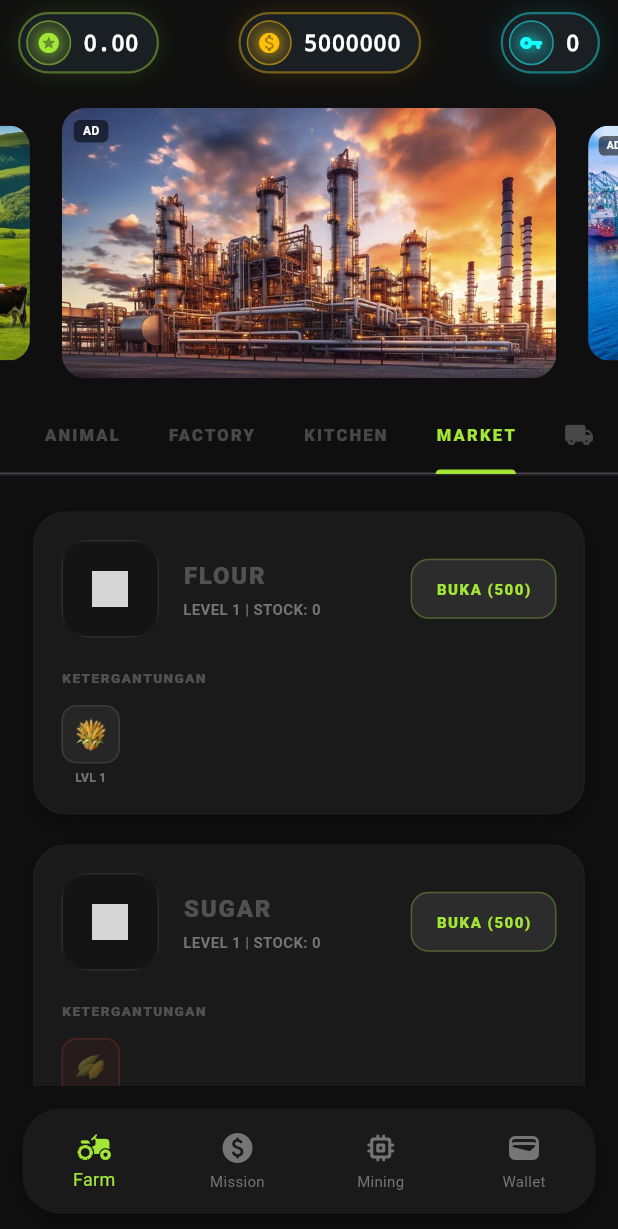
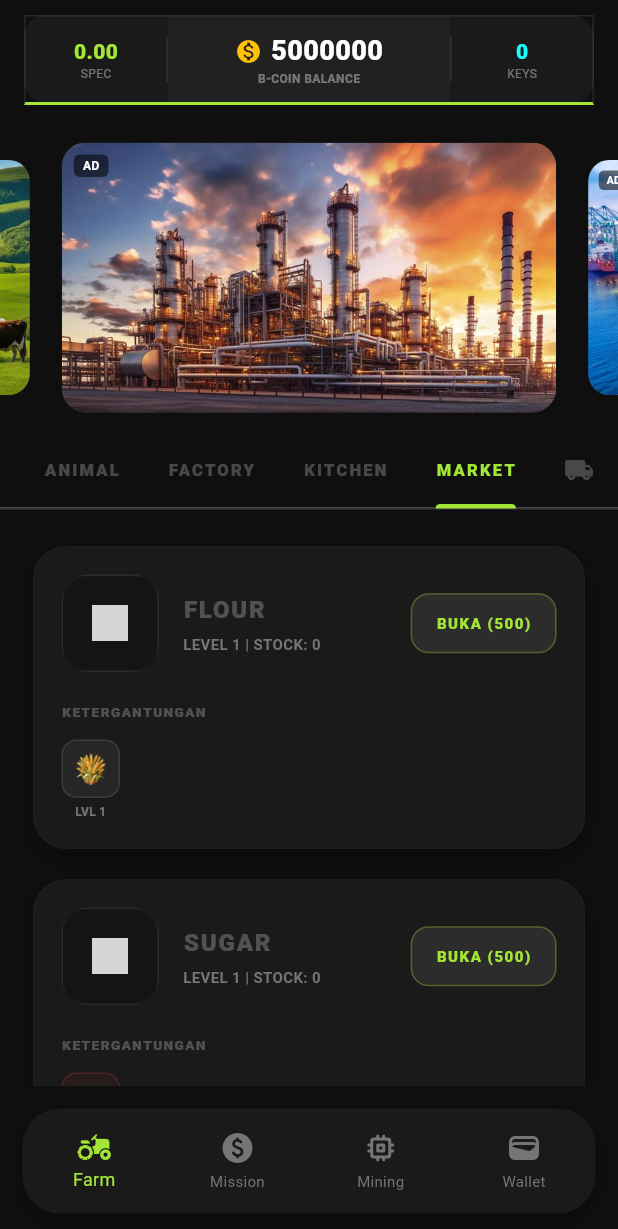
Before and after one commit to hanzic-in/p2e, a Flutter app: the screen it shows after launch, tab 5 chosen, on a phone screen of 412 x 824 dp. Shown: the top 1229 px of the screen. Run offline on Flutter 3.47's test engine with Material 3 defaults, Android fonts, the phone set to English and light mode, and no system bars; drawn by our look-alikes of carousel_slider; our stand-ins replace animated_flip_counter, google_fonts; grey boxes are pictures that could not be loaded.

Commit message:
Update tycoon_header.dart

```diff
--- a/lib/features/dashboard/widgets/tycoon_header.dart
+++ b/lib/features/dashboard/widgets/tycoon_header.dart
@@ -15,59 +15,64 @@ class TycoonHeader extends StatelessWidget {
 
   @override
   Widget build(BuildContext context) {
-    return Padding(
-      padding: const EdgeInsets.symmetric(horizontal: 12, vertical: 8),
+    return Container(
+      margin: const EdgeInsets.symmetric(horizontal: 16, vertical: 10),
+      height: 60,
+      decoration: BoxDecoration(
+        color: AppColors.cardBg,
+        borderRadius: BorderRadius.circular(15),
+        border: const Border(
+          bottom: BorderSide(color: AppColors.primaryGreen, width: 2),
+          top: BorderSide(color: Colors.white10, width: 1),
+          left: BorderSide(color: Colors.white10, width: 1),
+          right: BorderSide(color: Colors.white10, width: 1),
+        ),
+      ),
       child: Row(
-        mainAxisAlignment: MainAxisAlignment.spaceBetween,
         children: [
-          _buildOrbitalStat(Icons.stars_rounded, special.toStringAsFixed(2), AppColors.primaryGreen),
-          _buildOrbitalStat(Icons.monetization_on, bCoin.toStringAsFixed(0), Colors.amber),
-          _buildOrbitalStat(Icons.vpn_key_rounded, keyCoin.toStringAsFixed(0), Colors.cyanAccent),
+          // SPECIAL
+          _buildStat(special.toStringAsFixed(2), AppColors.primaryGreen, "SPEC"),
+
+          Container(width: 1, height: 30, color: Colors.white10),
+          // B-COIN
+          Expanded(
+            flex: 2,
+            child: Container(
+              color: Colors.white.withOpacity(0.03),
+              child: Column(
+                mainAxisAlignment: MainAxisAlignment.center,
+                children: [
+                  Row(
+                    mainAxisAlignment: MainAxisAlignment.center,
+                    children: [
+                      const Icon(Icons.monetization_on, color: Colors.amber, size: 18),
+                      const SizedBox(width: 6),
+                      Text(
+                        bCoin.toStringAsFixed(0),
+                        style: const TextStyle(color: Colors.white, fontWeight: FontWeight.w900, fontSize: 18),
+                      ),
+                    ],
+                  ),
+                  const Text("B-COIN BALANCE", style: TextStyle(color: Colors.white38, fontSize: 8, fontWeight: FontWeight.bold)),
+                ],
+              ),
+            ),
+          ),
+          Container(width: 1, height: 30, color: Colors.white10),
+          // KEY
+          _buildStat(keyCoin.toStringAsFixed(0), Colors.cyanAccent, "KEYS"),
         ],
       ),
     );
   }
 
-  Widget _buildOrbitalStat(IconData icon, String value, Color color) {
-    return Container(
-      padding: const EdgeInsets.only(right: 12, left: 4, top: 4, bottom: 4),
-      decoration: BoxDecoration(
-        color: const Color(0xFF1A1F24),
-        borderRadius: BorderRadius.circular(30),
-        border: Border.all(color: color.withOpacity(0.4), width: 1.5),
-        boxShadow: [
-          BoxShadow(
-            color: color.withOpacity(0.1),
-            blurRadius: 12,
-            spreadRadius: 2,
-          )
-        ],
-      ),
-      child: Row(
-        mainAxisSize: MainAxisSize.min,
+  Widget _buildStat(String value, Color color, String label) {
+    return Expanded(
+      child: Column(
+        mainAxisAlignment: MainAxisAlignment.center,
         children: [
-          Container(
-            padding: const EdgeInsets.all(6),
-            decoration: BoxDecoration(
-              color: color.withOpacity(0.15),
-              shape: BoxShape.circle,
-              border: Border.all(color: color.withOpacity(0.5), width: 1),
-            ),
-            child: Icon(icon, color: color, size: 16, shadows: [
-              Shadow(color: color, blurRadius: 10),
-            ]),
-          ),
-          const SizedBox(width: 8),
-          // Angkanya
-          Text(
-            value,
-            style: const TextStyle(
-              color: Colors.white,
-              fontWeight: FontWeight.w900,
-              fontSize: 15,
-              fontFamily: 'monospace',
-            ),
-          ),
+          Text(value, style: TextStyle(color: color, fontWeight: FontWeight.w900, fontSize: 14)),
+          Text(label, style: const TextStyle(color: Colors.white38, fontSize: 8)),
         ],
       ),
     );
```
